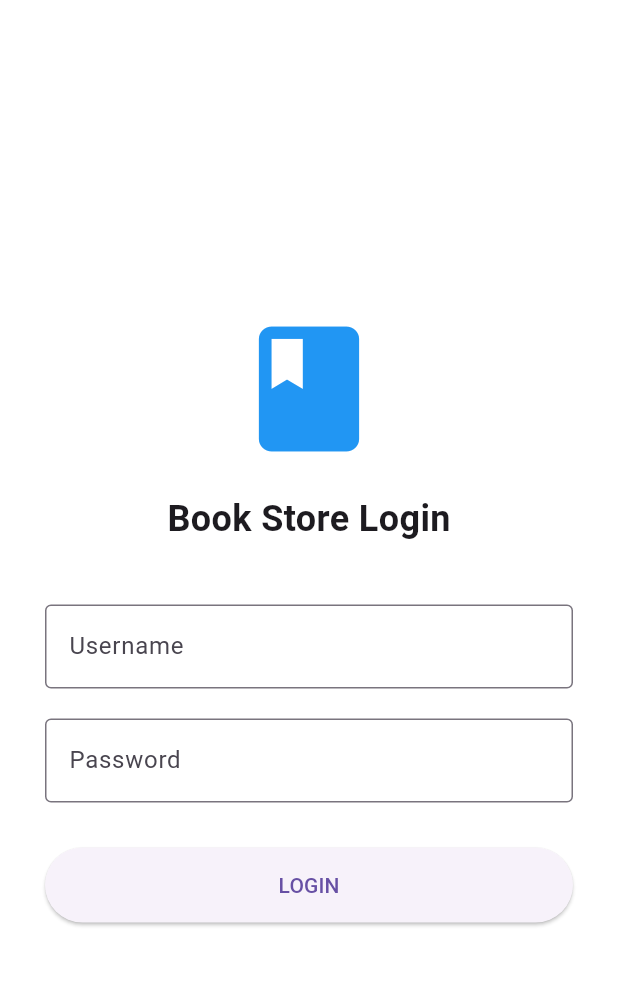
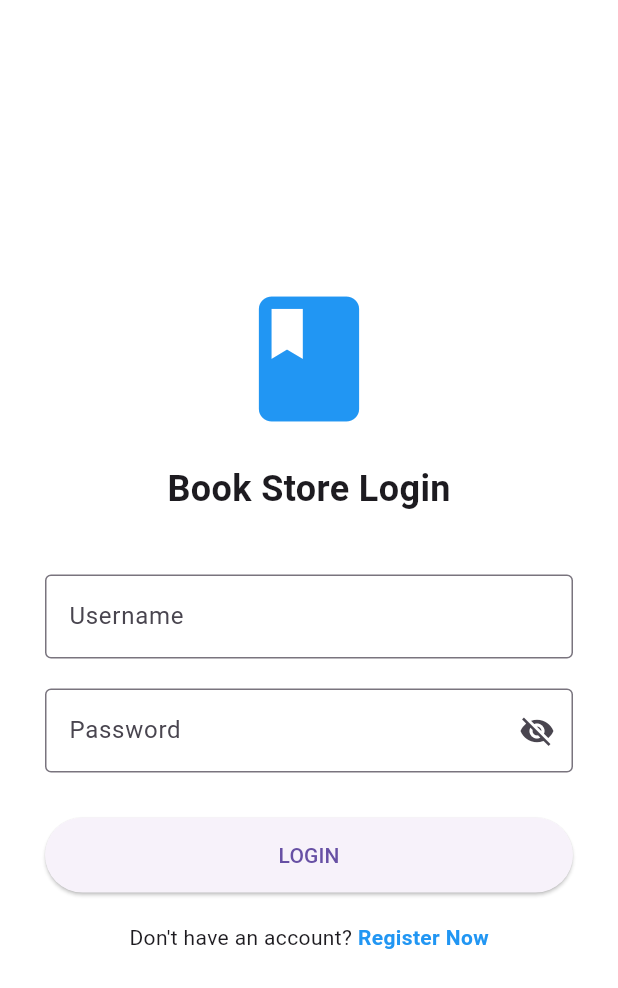
Before and after one commit to MengHor77/mobile_assignment_year4, a Flutter app: the screen it shows after launch, on a phone screen of 412 x 824 dp. Shown: the top 988 px of the screen. Run offline on Flutter 3.47's test engine with Material 3 defaults, Android fonts, the phone set to English and light mode, and no system bars.

Commit message:
fix: ad register

```diff
--- a/lib/screens/login_view.dart
+++ b/lib/screens/login_view.dart
@@ -1,14 +1,25 @@
 import 'home_view.dart';
 import 'package:flutter/material.dart';
+import 'register_view.dart'; // Import the new register view
 
-class LoginView extends StatelessWidget {
+class LoginView extends StatefulWidget {
   const LoginView({super.key});
+
+  @override
+  State<LoginView> createState() => _LoginViewState();
+}
+
+class _LoginViewState extends State<LoginView> {
+  // Variable to toggle password visibility
+  bool _obscureText = true;
 
   @override
   Widget build(BuildContext context) {
     return Scaffold(
       backgroundColor: Colors.white,
       body: Center(
+        child: SingleChildScrollView(
+          // Added scroll view to prevent overflow on keyboard popup
           child: Padding(
             padding: const EdgeInsets.all(30.0),
             child: Column(
@@ -28,11 +39,22 @@ class LoginView extends StatelessWidget {
                   ),
                 ),
                 const SizedBox(height: 20),
-              const TextField(
-                obscureText: true,
+                TextField(
+                  obscureText: _obscureText,
                   decoration: InputDecoration(
                     labelText: 'Password',
-                  border: OutlineInputBorder(),
+                    border: const OutlineInputBorder(),
+                    // Added suffix icon to toggle visibility
+                    suffixIcon: IconButton(
+                      icon: Icon(
+                        _obscureText ? Icons.visibility_off : Icons.visibility,
+                      ),
+                      onPressed: () {
+                        setState(() {
+                          _obscureText = !_obscureText;
+                        });
+                      },
+                    ),
                   ),
                 ),
                 const SizedBox(height: 30),
@@ -41,16 +63,43 @@ class LoginView extends StatelessWidget {
                   height: 50,
                   child: ElevatedButton(
                     onPressed: () {
-                    // This moves the user to the Home screen
                       Navigator.pushReplacement(
                         context,
-                      MaterialPageRoute(builder: (context) => const HomeView()),
+                        MaterialPageRoute(
+                          builder: (context) => const HomeView(),
+                        ),
                       );
                     },
                     child: const Text("LOGIN"),
                   ),
                 ),
+                const SizedBox(height: 20),
+                // Added Register link
+                Row(
+                  mainAxisAlignment: MainAxisAlignment.center,
+                  children: [
+                    const Text("Don't have an account? "),
+                    GestureDetector(
+                      onTap: () {
+                        Navigator.push(
+                          context,
+                          MaterialPageRoute(
+                            builder: (context) => const RegisterView(),
+                          ),
+                        );
+                      },
+                      child: const Text(
+                        "Register Now",
+                        style: TextStyle(
+                          color: Colors.blue,
+                          fontWeight: FontWeight.bold,
+                        ),
+                      ),
+                    ),
                   ],
+                ),
+              ],
+            ),
           ),
         ),
       ),
```
Also changed, not shown: lib/screens/register_view.dart (added, +65 -0 lines). Lines whose indentation alone changed are shown as unchanged.
